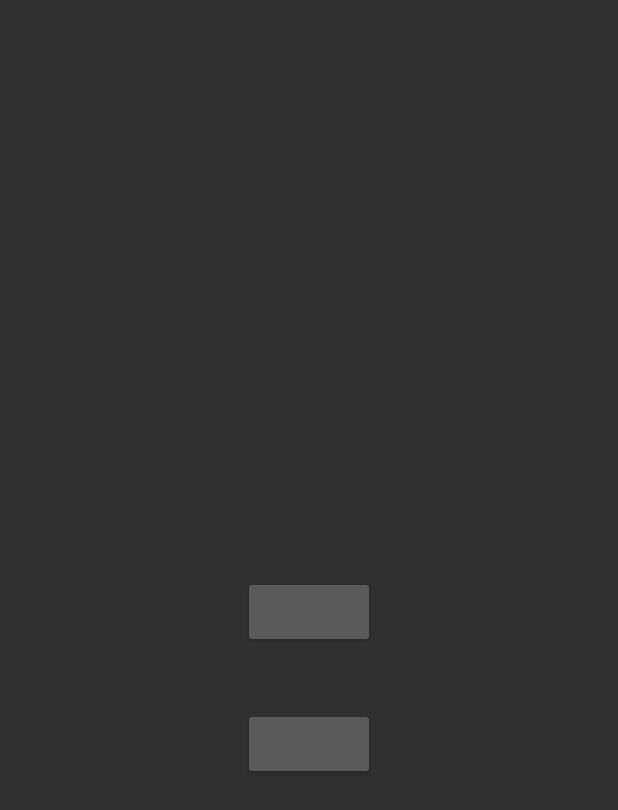
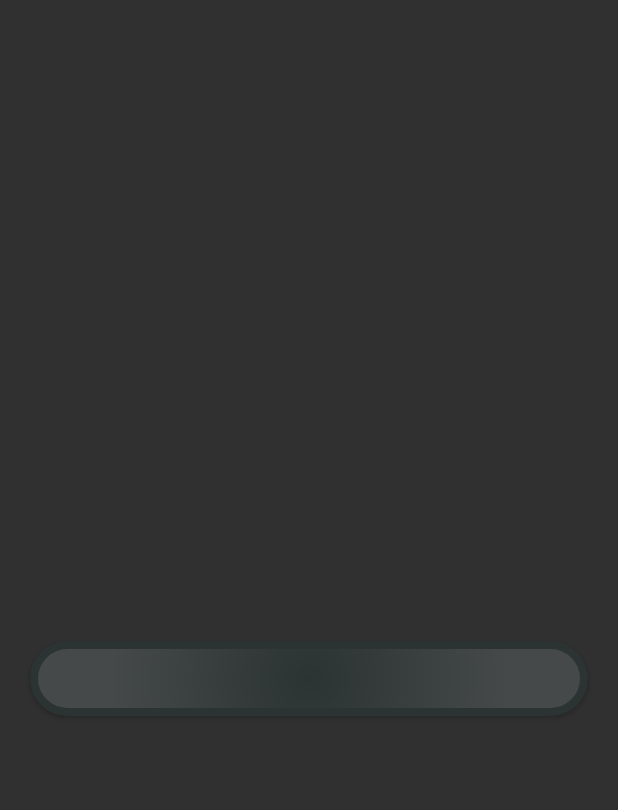
Before and after one commit to UINick/SmartTools-2.0, an Android app: the layout bottom_sheet_fragment.xml on its own in the app's theme, with its tools: preview values and no code run, on a phone screen of 412 x 824 dp. Shown: the top 810 px of the screen. Run offline under Robolectric (Android 15) with nearby library versions, the phone set to English and light mode, and no system bars.

Commit message:
changing modal style

```diff
--- a/App/ProjetoSmartTools/app/src/main/java/com/example/projetosmarttools/Cadastro/Activities/CadastroOficina.kt
+++ b/App/ProjetoSmartTools/app/src/main/java/com/example/projetosmarttools/Cadastro/Activities/CadastroOficina.kt
@@ -8,6 +8,7 @@ import android.widget.Toast
 import com.example.projetosmarttools.Cadastro.Service.Oficina.CadastroOficina
 import com.example.projetosmarttools.Cadastro.Service.Oficina.CadastroOficina.Companion.criar
 import com.example.projetosmarttools.Cadastro.Service.Oficina.CadastroOficinaVO
+import com.example.projetosmarttools.Login.Activities.LoginDoMecanico
 import com.example.projetosmarttools.R
 import com.example.projetosmarttools.Service.ApiClient
 
@@ -70,7 +71,7 @@ class CadastroOficina : AppCompatActivity() {
             }
 
         })
-        val confirmPassword = Intent(this, CadastroPassword:: class.java)
+        val confirmPassword = Intent(this, LoginDoMecanico:: class.java)
         startActivity(confirmPassword)
     }
 }
--- a/App/ProjetoSmartTools/app/src/main/java/com/example/projetosmarttools/Fragment/BottomSheetErrorFragment.kt
+++ b/App/ProjetoSmartTools/app/src/main/java/com/example/projetosmarttools/Fragment/BottomSheetErrorFragment.kt
@@ -30,7 +30,6 @@ class BottomSheetErrorFragment: BottomSheetDialogFragment(), View.OnClickListene
     override fun onViewCreated(view: View, savedInstanceState: Bundle?) {
         super.onViewCreated(view, savedInstanceState)
         btn_bottom.setOnClickListener(this)
-        btn_top.setOnClickListener(this)
         btn_bottom.setText(btnTitleModal)
         tv_title.setText(titleModal)
     }
--- a/App/ProjetoSmartTools/app/src/main/res/layout/bottom_sheet_fragment.xml
+++ b/App/ProjetoSmartTools/app/src/main/res/layout/bottom_sheet_fragment.xml
@@ -14,15 +14,11 @@
         android:textSize="30sp"/>
 
     <Button
-        android:layout_width="wrap_content"
-        android:layout_height="wrap_content"
-        android:id="@+id/btn_top"
-        android:layout_margin="20dp"/>
-
-    <Button
-        android:layout_width="wrap_content"
+        android:layout_width="match_parent"
         android:layout_height="wrap_content"
         android:id="@+id/btn_bottom"
-        android:layout_margin="20dp"/>
+        android:layout_margin="20dp"
+        android:background="@drawable/botao_cliente"
+        />
 
 </LinearLayout>
```
